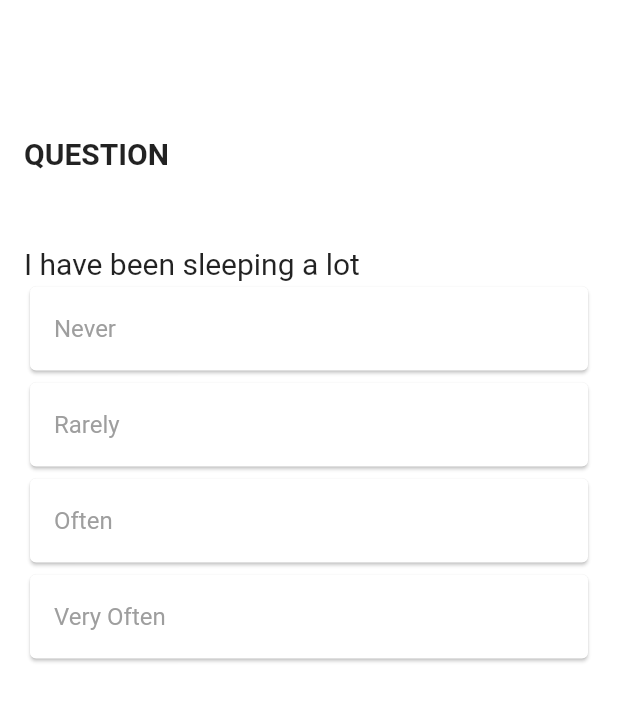
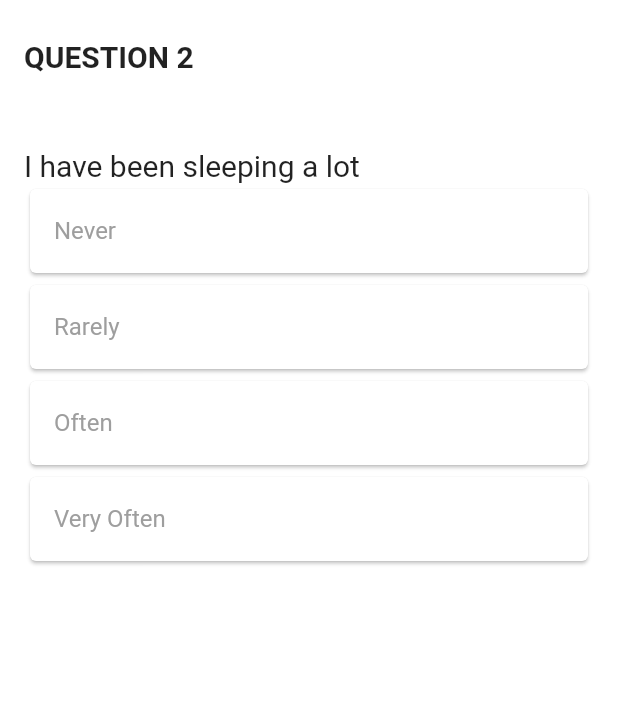
Before and after one commit to AkuApplication/Development, a Flutter app: the FirstTime screen opened directly, after a tap on "Next", after a tap on "Never", on a phone screen of 412 x 824 dp. Shown: the top 701 px of the screen. Run offline on Flutter 3.47's test engine with Material 2 defaults, Android fonts, the phone set to English and light mode, and no system bars; our stand-ins replace cloud_firestore, firebase_auth, firebase_core, firebase_storage, image_picker; missing offline and left inert: flutter_phone_direct_caller, flutter_webrtc; accounts and stored records are empty; network calls fail.

Commit message:
Pulling from GitHub the fixed Exercise function.

```diff
--- a/lib/MentalHealthTest/Screen/complete_screen.dart
+++ b/lib/MentalHealthTest/Screen/complete_screen.dart
@@ -6,7 +6,10 @@
   @override
   Widget build(BuildContext context) {
     return Scaffold(
-      body: SizedBox.expand(
+      body: SafeArea(
+        child: SingleChildScrollView(
+          child: SizedBox.fromSize(
+            size: MediaQuery.of(context).size,
             child: Container(
               decoration: BoxDecoration(
                 color: Colors.white,
@@ -51,6 +54,8 @@
               ),
             ),
           ),
+        ),
+      ),
     );
   }
 }
--- a/lib/MentalHealthTest/Screen/first_time.dart
+++ b/lib/MentalHealthTest/Screen/first_time.dart
@@ -19,8 +19,12 @@
 
   @override
   Widget build(BuildContext context) {
+    final size = MediaQuery.of(context).size;
     return Scaffold(
-      body: SizedBox.expand(
+      body: SafeArea(
+        child: SingleChildScrollView(
+          child: SizedBox.fromSize(
+            size: size,
             child: Container(
               decoration: BoxDecoration(
                 color: Colors.white,
@@ -38,9 +42,9 @@
                 SizedBox(
                   child: Image(
                     image: AssetImage('lib/assets/images/logo.jpeg'),
-                width: 250,
+                    width: size.width / 1.5,
                   ),
-              height: 450,
+                  height: size.height / 1.5,
                 ),
                 // StreamBuilder<QuerySnapshot>(
                 //   stream: FirebaseFirestore.instance
@@ -97,7 +101,7 @@
                     //
                     // });
                     // Question().getJustQuestions(allQuestion: allQuestion);
-                Question().uploadQuestionToFirebase();
+                    // Question().uploadToFirebase();
                     Navigator.pushReplacement(
                       context, MaterialPageRoute(builder: (context) => QuestionScreen(
                       questions: allQuestion,
@@ -120,6 +124,8 @@
             ),
             ),
           ),
+        ),
+      ),
     );
   }
 }
--- a/lib/MentalHealthTest/Screen/question_screen.dart
+++ b/lib/MentalHealthTest/Screen/question_screen.dart
@@ -11,7 +11,7 @@
   // }) : super(key: key);
   QuestionScreen({this.questions});
 
-  final List<Question> questions;
+  List<Question> questions;
 
   @override
   _QuestionScreenState createState() => _QuestionScreenState();
@@ -22,6 +22,9 @@
   // int _value = -1;
   // String _selectedOption = '';
   List<String> answers = [];
+  List<String> justQuestions = [];
+  List<Map> listOfRecords = [];
+
   final FirebaseAuth _auth = FirebaseAuth.instance;
   final FirebaseFirestore _firestore = FirebaseFirestore.instance;
 
@@ -29,14 +32,19 @@
   Widget build(BuildContext context) {
   final currentQuestion = widget.questions[_currentIndex];
     return Scaffold(
-      body: Box(
+      body: SafeArea(
+        child: SingleChildScrollView(
+          child: Container(
+            width: MediaQuery.of(context).size.width,
+            height: MediaQuery.of(context).size.height,
+            child: Box(
               child: Padding(
                 padding: const EdgeInsets.all(16.0),
                 child: Column(
                   crossAxisAlignment: CrossAxisAlignment.start,
                   children: [
-              SizedBox(height: 75),
-              Text('QUESTION', style: TextStyle(
+                    SizedBox(height: 10),
+                    Text('QUESTION ' + currentQuestion.id, style: TextStyle(
                       fontSize: 20,
                       fontWeight: FontWeight.bold,
                     ),
@@ -48,7 +56,7 @@
                         fontSize: 20,
                       ),
                     ),
-              Expanded(
+                    Flexible(
                       child: ListView.builder(
                         itemBuilder: (context, index) {
                           final option = currentQuestion.options[index];
@@ -75,11 +83,22 @@
                                 if(_currentIndex < 9){
                                   _currentIndex++;
                                 }
+                                justQuestions.add(currentQuestion.question);
                               });
 
                               Future.delayed(Duration(milliseconds: 200), () {
                                 if (answers.length == 10) {
                                   // print(answers);
+                                  Map<String, dynamic> record = {
+                                    "questions": justQuestions,
+                                    "answers": answers
+                                  };
+
+                                  // answers.t
+                                  // });
+
+                                  // Question().uploadToFirebase(record);
+                                  // print(justQuestions);
                                   Navigator.push(
                                       context, MaterialPageRoute(builder: (_) => CompleteScreen()));
                                 }
@@ -96,12 +115,17 @@
                         );
                       },
                         itemCount: currentQuestion.options.length,
+                        physics: NeverScrollableScrollPhysics(),
+                        shrinkWrap: true,
                       ),
                     ),
                   ],
                 ),
               ),
             ),
+          ),
+        ),
+      ),
     );
   }
 }
--- a/lib/MentalHealthTest/models/question.dart
+++ b/lib/MentalHealthTest/models/question.dart
@@ -117,24 +117,23 @@
   //   return quest;
   // }
 
-  void uploadQuestionToFirebase() async {
-    getJustQuestions();
-    await _firestore.collection('users').doc(_auth.currentUser.uid).update({
-      "records": [
-        {
-          "questions": justQuestions
-        }
-      ]
+  void uploadToFirebase(Map<String, dynamic> record, String condition) async {
+    await _firestore.collection('records').doc(_auth.currentUser.uid).collection("record").add({
+      "record": record,
+      "time": FieldValue.serverTimestamp()
     });
+    // await _firestore.collection("users").doc(_auth.currentUser.uid).update({
+    //   "condition":
+    // });
   }
-  List<String> justQuestions = [];
+  // List<String> justQuestions = [];
 
-  void getJustQuestions() {
-    justQuestions = [];
-    for(int i = 0; i < 10; i++){
-      justQuestions.add(allQuestion[i].question);
-    }
-  }
+  // void getJustQuestions() {
+  //   List<String> justQuestions = [];
+  //   for(int i = 0; i < 10; i++){
+  //     justQuestions.add(allQuestion[i].question);
+  //   }
+  // }
 
 }
 
--- a/lib/SystemAuthentication/Methods.dart
+++ b/lib/SystemAuthentication/Methods.dart
@@ -28,7 +28,7 @@
           "gender": gender,
           "contact": null,
           "condition": null,
-          "records": null,
+          // "records": null,
           "status": "Offline",
           "profileURL": "https://firebasestorage.googleapis.com/v0/b/aku-application-a7dda.appspot.com/o/logo.jpeg?alt=media&token=50035771-7905-43a3-8b51-256f71e506cf",
           "accountType": "Patient",
```
Lines whose indentation alone changed are shown as unchanged.
